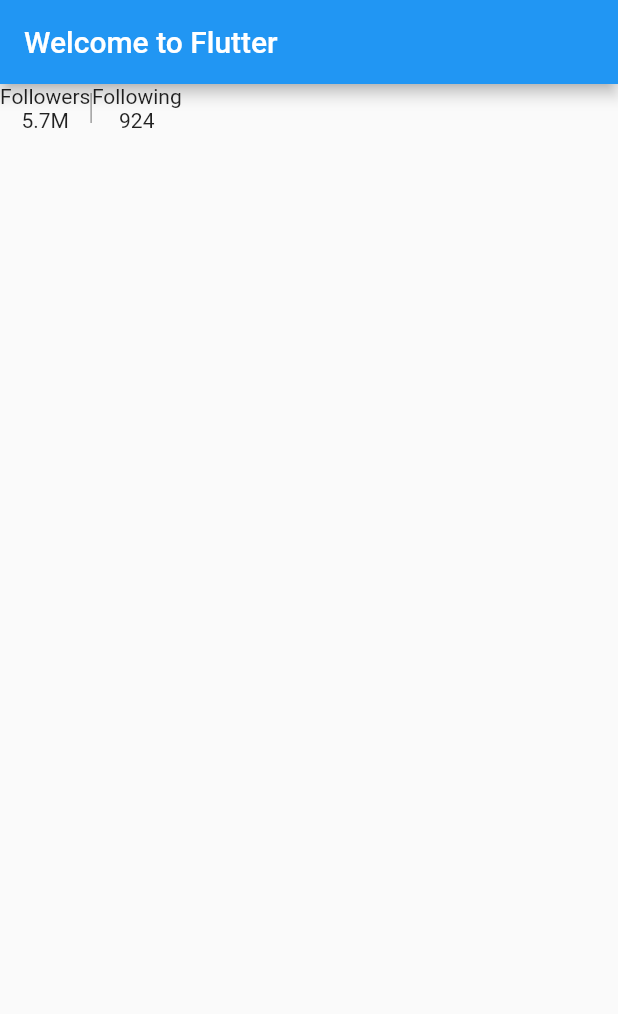
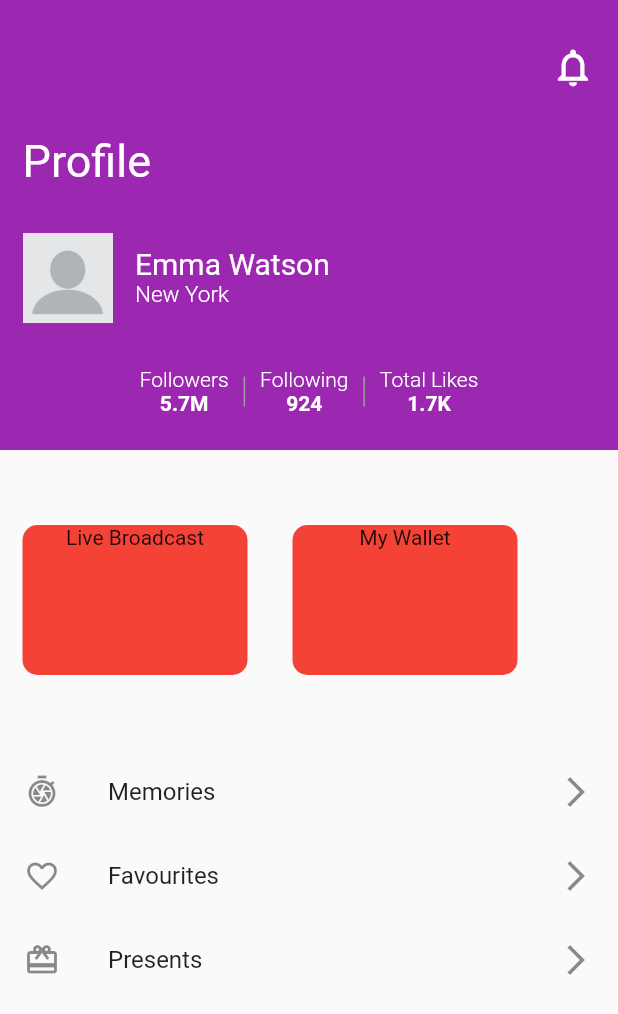
Before and after one commit to Gc0rp/Profiles, a Flutter app: the screen it shows after launch, on a phone screen of 412 x 824 dp. Shown: the top 1014 px of the screen. Run offline on Flutter 3.47's test engine with Material 2 defaults, Android fonts, the phone set to English and light mode, and no system bars.

Commit message:
Added fonts & images.

```diff
--- a/profiles/lib/main.dart
+++ b/profiles/lib/main.dart
@@ -1,5 +1,4 @@
 import 'package:flutter/material.dart';
-import 'package:google_fonts/google_fonts.dart';
 
 void main() => runApp(MyApp());
 
@@ -8,36 +7,164 @@
   Widget build(BuildContext context) {
     Widget userStats(String caption, String number) {
       return Column(
-        children: [Text(caption, style: GoogleFonts.roboto()), Text(number)],
+        children: [
+          Text(caption, style: TextStyle(fontFamily: 'Roboto Light')),
+          Text(number, style: TextStyle(fontFamily: 'Roboto Bold'))
+        ],
       );
+    }
+
+    Widget userStatDivider() {
+      return Container(
+          width: 1,
+          height: 20,
+          color: Colors.grey,
+          margin: EdgeInsets.only(left: 10, right: 10));
     }
 
     Widget userStatsBox() {
       return Row(
+        mainAxisAlignment: MainAxisAlignment.center,
         children: [
           userStats('Followers', '5.7M'),
-          Container(
-            width: 1,
-            height: 20,
-            color: Colors.grey,
-            padding: EdgeInsets.all(100),
-          ),
+          userStatDivider(),
           userStats('Following', '924'),
+          userStatDivider(),
+          userStats('Total Likes', '1.7K'),
         ],
       );
     }
 
+    Widget userInfo(String name, String place) {
+      return Column(
+        crossAxisAlignment: CrossAxisAlignment.start,
+        children: [
+          Text(name,
+              textAlign: TextAlign.left,
+              style: TextStyle(fontSize: 20, fontFamily: 'Roboto Regular')),
+          Text(place,
+              textAlign: TextAlign.left,
+              style: TextStyle(fontSize: 15, fontFamily: 'Roboto light')),
+        ],
+      );
+    }
+
+    Widget userProfilePic() {
+      return Container(
+          width: 60,
+          height: 60,
+          margin: EdgeInsets.only(left: 15, right: 15, bottom: 30, top: 30),
+          decoration: BoxDecoration(
+              image: DecorationImage(image: AssetImage('images/profile.png'))));
+    }
+
+    Widget userInfoBox() {
+      return Row(
+        children: [userProfilePic(), userInfo("Emma Watson", "New York")],
+      );
+    }
+
+    Widget screenHeading() {
+      return Container(
+          margin: EdgeInsets.only(left: 15, top: 30),
+          child: Text("Profile", style: TextStyle(fontSize: 30)));
+    }
+
+    List<Widget> createList() {
+      var listOfContainers = <Widget>[];
+
+      var headings = <String>[
+        'Live Broadcast',
+        'My Wallet',
+      ];
+
+      for (var i = 0; i < 2; i++) {
+        listOfContainers.add(Container(
+          width: 150,
+          height: 80,
+          decoration: BoxDecoration(
+            borderRadius: BorderRadius.circular(10),
+            color: Colors.red,
+          ),
+          margin: EdgeInsets.only(left: 15, right: 15),
+          child: Column(children: [
+            Text(headings[i], style: TextStyle()),
+          ]),
+        ));
+      }
+
+      return listOfContainers;
+    }
+
+    Widget userOptions() {
+      return new Container(
+          margin: EdgeInsets.only(top: 50, bottom: 50),
+          height: 100,
+          child: new ListView(
+              scrollDirection: Axis.horizontal, children: createList()));
+    }
+
+    Widget userDetails() {
+      return DefaultTextStyle(
+          style: TextStyle(color: Colors.white, fontFamily: 'Roboto Regular'),
+          child: Container(
+              width: 1000,
+              height: 300,
+              color: Colors.purple,
+              child: Column(
+                crossAxisAlignment: CrossAxisAlignment.start,
+                children: [
+                  Container(
+                    padding: EdgeInsets.only(right: 15, top: 30),
+                    child: new Row(
+                      mainAxisAlignment: MainAxisAlignment.end,
+                      children: [
+                        Icon(
+                          Icons.notifications_outlined,
+                          color: Colors.white,
+                          size: 30,
+                        )
+                      ],
+                    ),
+                  ),
+                  screenHeading(),
+                  userInfoBox(),
+                  userStatsBox(),
+                ],
+              )));
+    }
+
+    Widget secondaryUserOptions() {
+      return Expanded(
+          child: ListView(
+        children: [
+          ListTile(
+            leading: Icon(Icons.shutter_speed_outlined),
+            title: Text('Memories'),
+            trailing: Icon(Icons.arrow_forward_ios_sharp),
+          ),
+          ListTile(
+            leading: Icon(Icons.favorite_border),
+            title: Text('Favourites'),
+            trailing: Icon(Icons.arrow_forward_ios_sharp),
+          ),
+          ListTile(
+            leading: Icon(Icons.card_giftcard),
+            title: Text('Presents'),
+            trailing: Icon(Icons.arrow_forward_ios_sharp),
+          )
+        ],
+      ));
+    }
+
+    Widget fullScreen() {
+      return Column(
+          children: [userDetails(), userOptions(), secondaryUserOptions()]);
+    }
+
     return MaterialApp(
-      title: 'Welcome to Flutter',
-      home: Scaffold(
-        appBar: AppBar(
-          title: const Text('Welcome to Flutter'),
-        ),
-        body: Column(
-          children: [userStatsBox()],
-        ),
-      ),
-      // )
-    );
+        title: 'Welcome to Flutter', home: Scaffold(body: fullScreen())
+        // )
+        );
   }
 }
```
Also changed, not shown: profiles/pubspec.yaml (+26 -14 lines), profiles/fonts/Roboto-Bold.ttf (added), profiles/fonts/Roboto-Italic.ttf (added), profiles/fonts/Roboto-Light.ttf (added), profiles/fonts/Roboto-Regular.ttf (added), profiles/images/profile.png (added).
